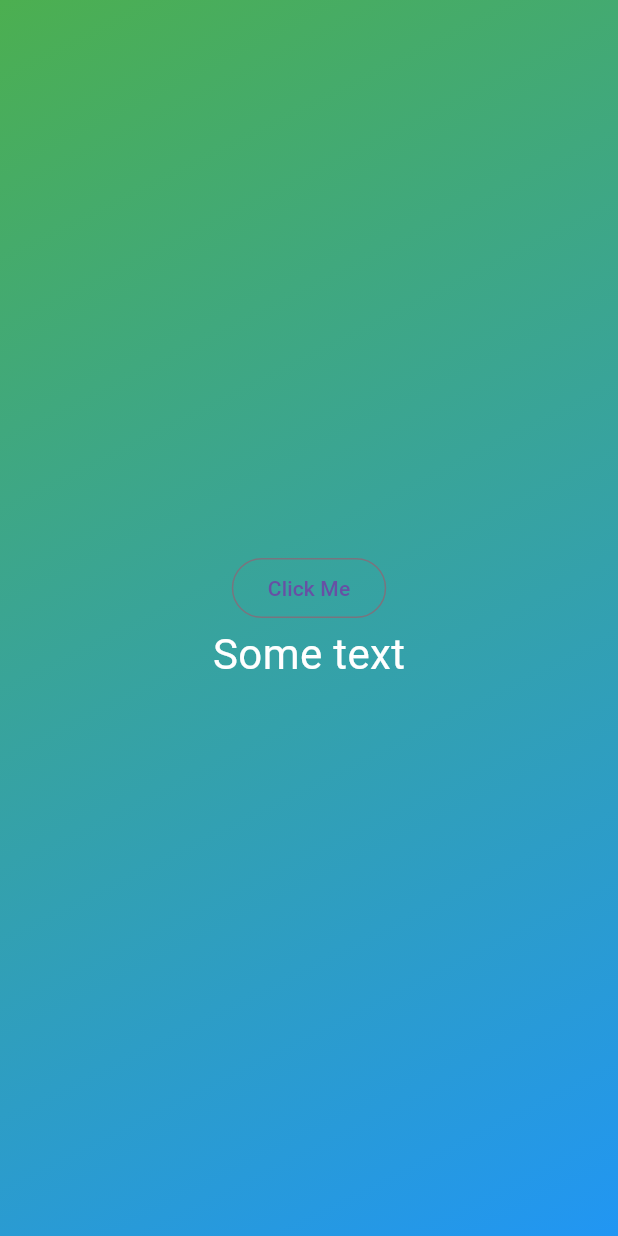
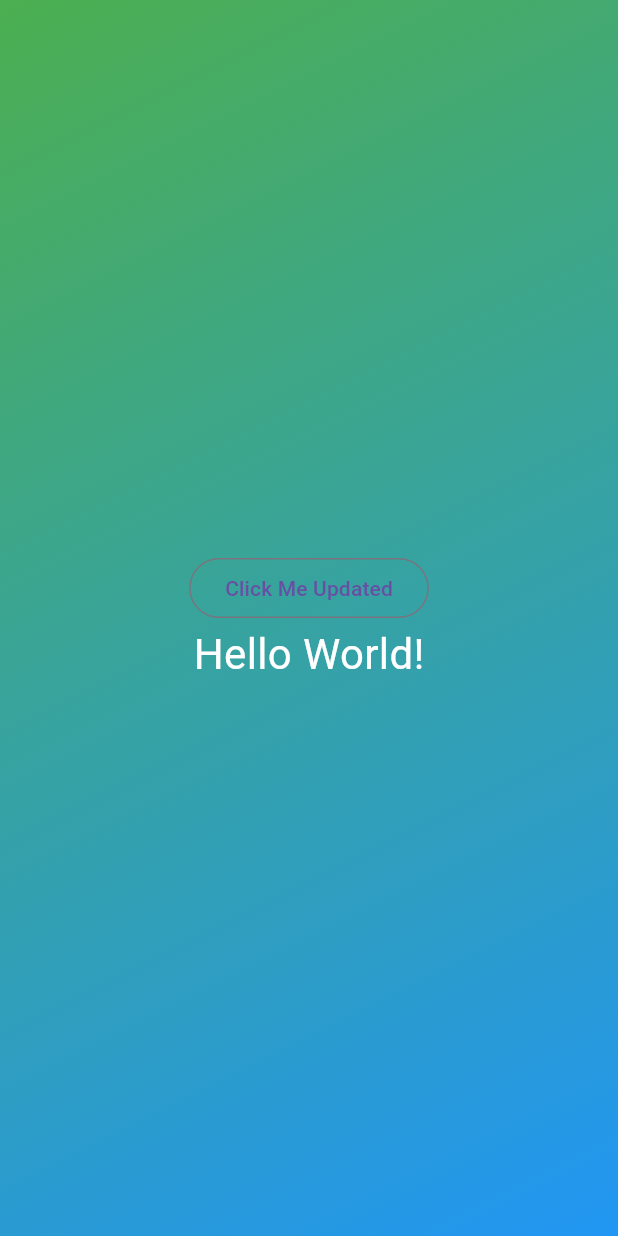
Before and after one commit to rjvillanueva89/flutter-app, a Flutter app: the screen it shows after launch, on a phone screen of 412 x 824 dp. Run offline on Flutter 3.47's test engine with Material 3 defaults, Android fonts, the phone set to English and light mode, and no system bars.

Commit message:
update structure, changed components to widgets

```diff
--- a/lib/main.dart
+++ b/lib/main.dart
@@ -1,5 +1,6 @@
-import 'package:first_app/src/components/_button.dart';
-import 'package:first_app/src/components/gradient_container.dart';
+import 'package:first_app/src/widgets/_button.dart';
+import 'package:first_app/src/widgets/gradient_container.dart';
+import 'package:first_app/src/widgets/styled_text.dart';
 import 'package:flutter/material.dart';
 
 void main() {
@@ -18,24 +19,18 @@ class App extends StatelessWidget {
       ),
       home: Scaffold(
         body: GradientContainer(
+          gradientColors: const [Colors.green, Colors.blue],
           child: Center(
             child: Column(
               mainAxisAlignment: MainAxisAlignment.center,
               children: [
                 Button(
-                  label: "Click Me",
+                  label: "Click Me Updated",
                   onPress: () {
                     print('Button pressed from App!');
                   },
-                  // Or you can omit the onPress parameter entirely
                 ),
-                const Text(
-                  "Some text",
-                  style: TextStyle(
-                    fontSize: 28,
-                    color: Colors.white,
-                  ),
-                )
+                const StyledText("Hello World!")
               ],
             ),
           ),
--- /dev/null
+++ b/lib/src/widgets/styled_text.dart
@@ -0,0 +1,18 @@
+import 'package:flutter/material.dart';
+
+class StyledText extends StatelessWidget {
+  const StyledText(this.text, {super.key});
+
+  final String text;
+
+  @override
+  Widget build(BuildContext context) {
+    return Text(
+      text,
+      style: const TextStyle(
+        fontSize: 28,
+        color: Colors.white,
+      ),
+    );
+  }
+}
```
Also changed, not shown: lib/src/components/gradient_container.dart (deleted, +0 -27 lines), lib/src/widgets/gradient_container.dart (added, +25 -0 lines), lib/src/widgets/_button.dart (renamed from lib/src/components/_button.dart).
